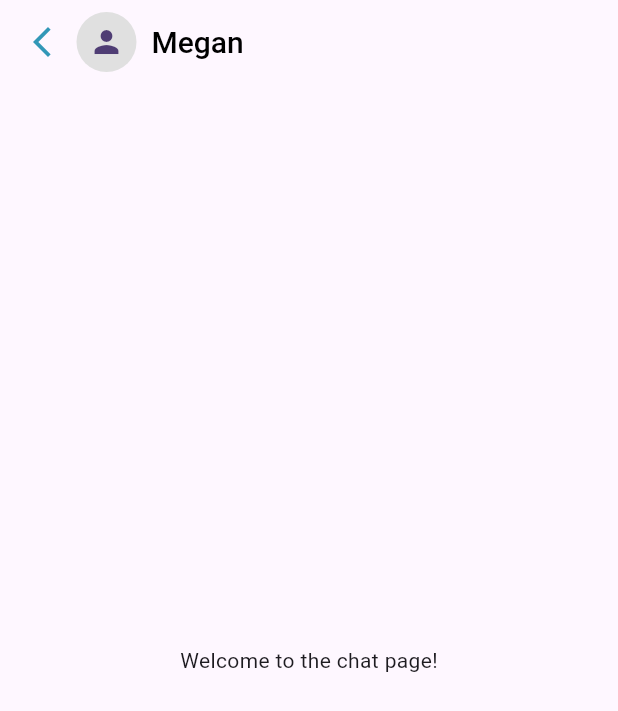
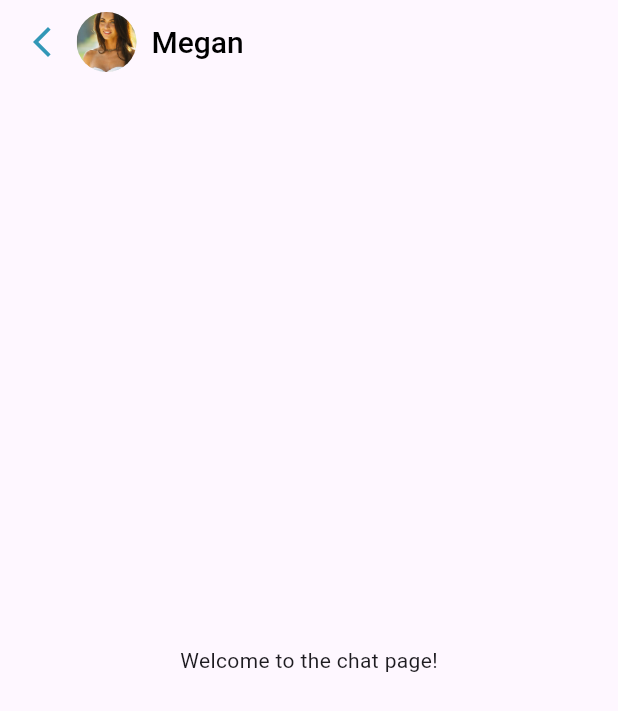
Before and after one commit to melmmarc/kibuddy, a Flutter app: the screen it shows after launch, on a phone screen of 412 x 824 dp. Shown: the top 711 px of the screen. Run offline on Flutter 3.47's test engine with Material 3 defaults, Android fonts, the phone set to English and light mode, and no system bars.

Commit message:
added profilepic

```diff
--- a/kibuddy/lib/screens/chat.dart
+++ b/kibuddy/lib/screens/chat.dart
@@ -19,7 +19,7 @@ class ChatPage extends StatelessWidget {
             CircleAvatar(
               radius: 20, // Adjust size as needed
               backgroundColor: Colors.grey[300], // Customize background color
-              child: Icon(Icons.person), // Optionally, you can add an icon or image
+              backgroundImage: AssetImage('assets/images/megan-fox.webp'), // Use custom image
             ),
             const SizedBox(width: 10), // Add some space between avatar and text
             Text(
--- a/kibuddy/pubspec.yaml
+++ b/kibuddy/pubspec.yaml
@@ -32,6 +32,7 @@ dependencies:
     sdk: flutter
 
 
+
   # The following adds the Cupertino Icons font to your application.
   # Use with the CupertinoIcons class for iOS style icons.
   cupertino_icons: ^1.0.6
@@ -52,6 +53,8 @@ dev_dependencies:
 
 # The following section is specific to Flutter packages.
 flutter:
+  assets:
+    - assets/images/megan-fox.webp
 
   # The following line ensures that the Material Icons font is
   # included with your application, so that you can use the icons in
```
Also changed, not shown: kibuddy/assets/images/megan-fox.jpeg (added), kibuddy/assets/images/megan-fox.webp (added). Lines whose indentation alone changed are shown as unchanged.
